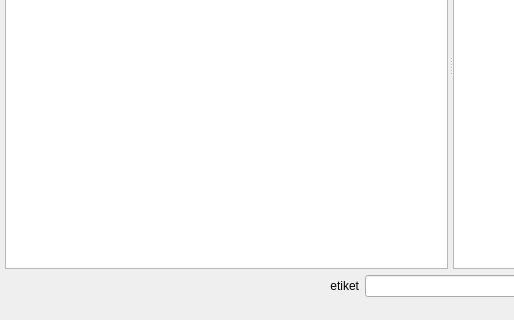
Old version of the form mainwindow.ui in the repository yunnsbz/File-Manager; both pictures show x 0 to 514 and y 220 to 540 of the 901 by 540 pixel window.
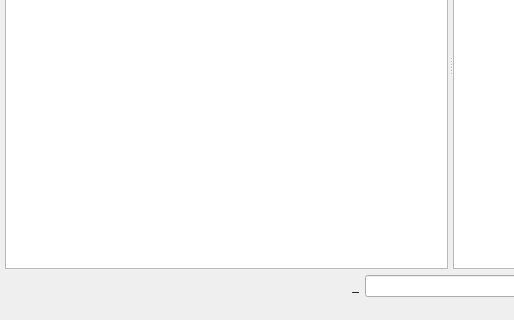
New version of the form. Icons and pictures are not drawn.

```diff
--- a/mainwindow.ui
+++ b/mainwindow.ui
@@ -189,7 +189,7 @@
           <bool>false</bool>
          </property>
          <property name="text">
-          <string>etiket</string>
+          <string>_</string>
          </property>
          <property name="scaledContents">
           <bool>true</bool>
```
Left out of the diff: 12 changed lines with no effect on the pictures.
